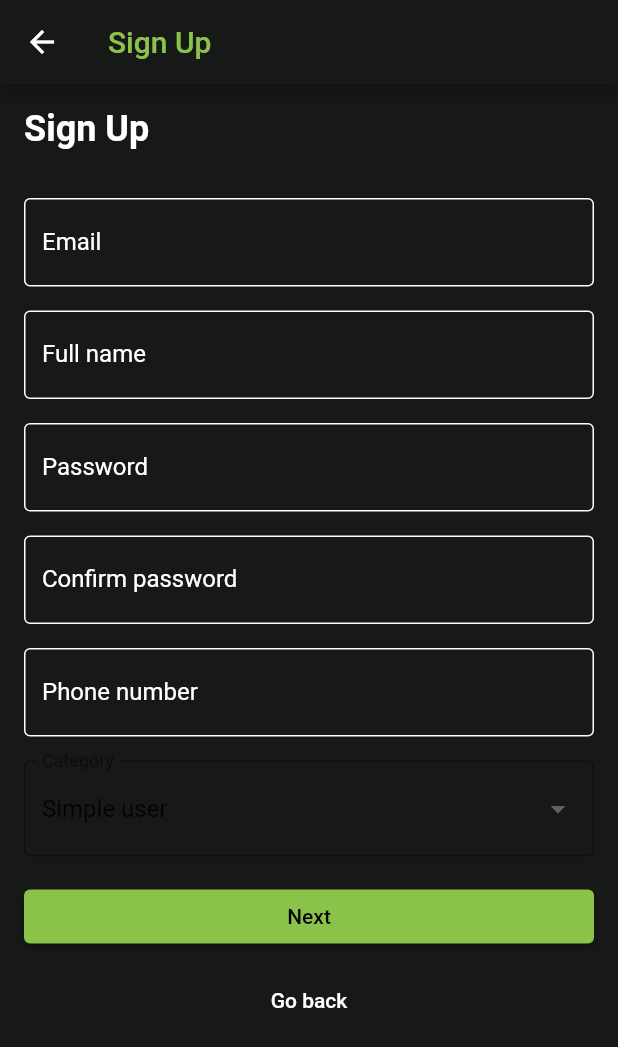
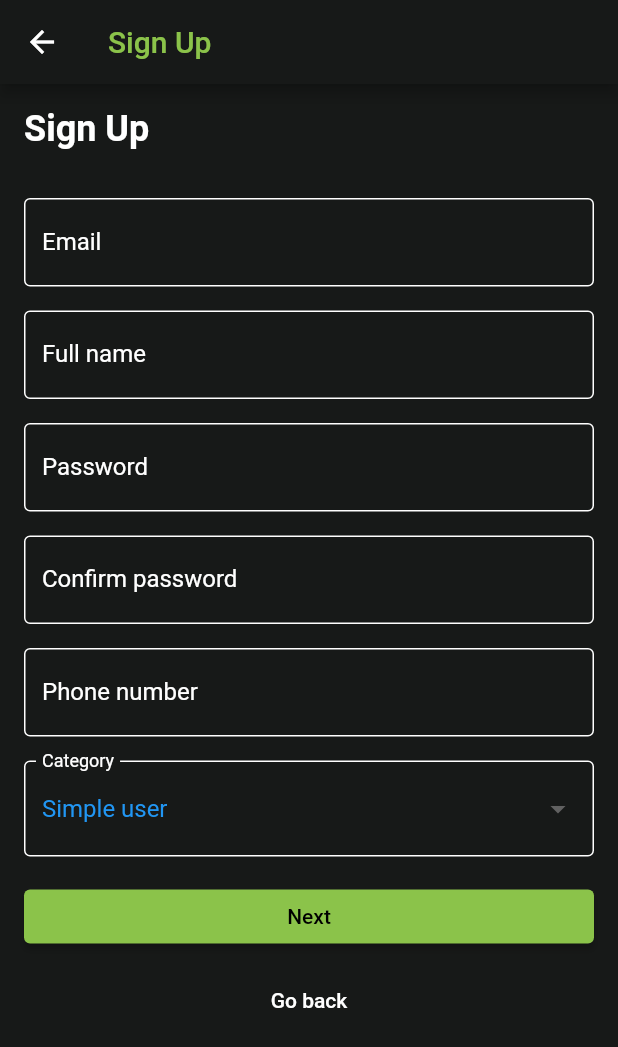
Before and after one commit to Djo111/bricolini, a Flutter app: the SignupPage screen opened directly, on a phone screen of 412 x 824 dp. Shown: the top 1047 px of the screen. Run offline on Flutter 3.47's test engine with Material 2 defaults, Android fonts, the phone set to English and light mode, and no system bars; our stand-ins replace flutter_map, flutter_spinbox, geocoding, geolocator, image_picker, latlong2; missing offline and left inert: flutter_stripe, jwt_decode.

Commit message:
SignUp theme adaptation

```diff
--- a/Front/lib/scenes/signup_page.dart
+++ b/Front/lib/scenes/signup_page.dart
@@ -279,13 +279,23 @@ class _SignupPageState extends State<SignupPage> {
                   });
                 },
                 decoration: const InputDecoration(
-                  labelText: 'Category',
-                  border: OutlineInputBorder(),
+                labelText: 'Category',
+                border: OutlineInputBorder(
+                  borderSide: BorderSide(color: Colors.white),
                 ),
+                labelStyle: TextStyle(color: Colors.white),
+                focusedBorder: OutlineInputBorder(
+                  borderSide: BorderSide(color: Colors.white),
+                ),
+                enabledBorder: OutlineInputBorder(
+                  borderSide: BorderSide(color: Colors.white),
+                ),
+              ),
+                dropdownColor: Colors.black87,
                 items: _categories.map((String category) {
                   return DropdownMenuItem<String>(
                     value: category,
-                    child: Text(category),
+                    child: Text(category, style: TextStyle(color: Colors.blue),),
                   );
                 }).toList(),
               ),
```
